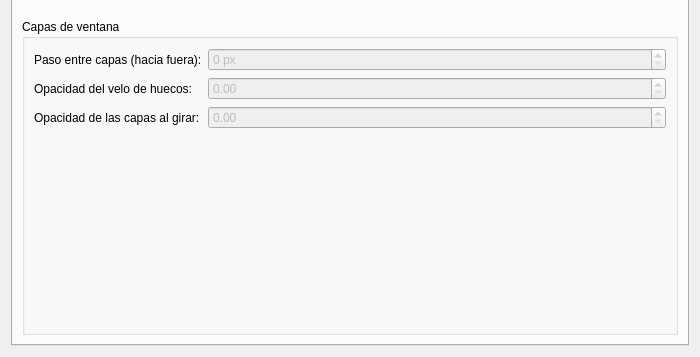
This is package/contents/ui/config.ui in CesarGuzmanLopez/kube-effect as Qt 5 draws it before an edit; both pictures show x 0 to 700 and y 396 to 753 of the 700 by 753 pixel window. The edited form follows.
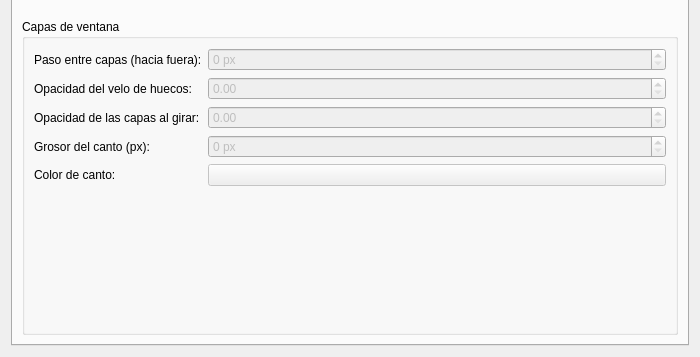
This is the edited form. The open tabs and pages were chosen to show the change. Custom widgets are drawn as their Qt base class.

Commit message: feat(ventanas): grosor simulado de las capas, caja unica con default 2 px

Patch:
```diff
--- a/package/contents/ui/config.ui
+++ b/package/contents/ui/config.ui
@@ -522,6 +522,49 @@
                                                         </property>
                                                     </widget>
                                                 </item>
+                                                <item row="3" column="0">
+                                                    <widget class="QLabel" name="layerThicknessLabel">
+                                                        <property name="text">
+                                                            <string>Grosor del canto (px):</string>
+                                                        </property>
+                                                    </widget>
+                                                </item>
+                                                <item row="3" column="1">
+                                                    <widget class="QSpinBox" name="kcfg_WindowLayerThickness">
+                                                        <property name="enabled">
+                                                            <bool>false</bool>
+                                                        </property>
+                                                        <property name="toolTip">
+                                                            <string>Grosor simulado de cada ventana-capa (por defecto 2 px): la capa es una caja cerrada — frente texturizado + cantos del color de canto — visible en oblicuo. La caja mide el rectángulo exacto de la ventana, no el grab con sombras. Se recorta a la mitad del paso entre capas, así que dos capas jamás se atraviesan; pedir más que gap/2 no separa nada. 0 = plano (paridad píxel con el modelo sin grosor).</string>
+                                                        </property>
+                                                        <property name="minimum">
+                                                            <number>0</number>
+                                                        </property>
+                                                        <property name="maximum">
+                                                            <number>300</number>
+                                                        </property>
+                                                        <property name="suffix">
+                                                            <string> px</string>
+                                                        </property>
+                                                    </widget>
+                                                </item>
+                                                <item row="4" column="0">
+                                                    <widget class="QLabel" name="layerEdgeLabel">
+                                                        <property name="text">
+                                                            <string>Color de canto:</string>
+                                                        </property>
+                                                    </widget>
+                                                </item>
+                                                <item row="4" column="1">
+                                                    <widget class="KColorButton" name="kcfg_WindowLayerEdgeColor">
+                                                        <property name="enabled">
+                                                            <bool>false</bool>
+                                                        </property>
+                                                        <property name="toolTip">
+                                                            <string>Color de los cantos del slab (el cuerpo que asoma al mirar en oblicuo). Solo se ve con grosor mayor que 0; por defecto el mismo tono oscuro del velo.</string>
+                                                        </property>
+                                                    </widget>
+                                                </item>
                                             </layout>
                                         </item>
                                     </layout>
```
Left out of the diff: 15 changed lines with no effect on the pictures. The commit also changes 16 other files.
